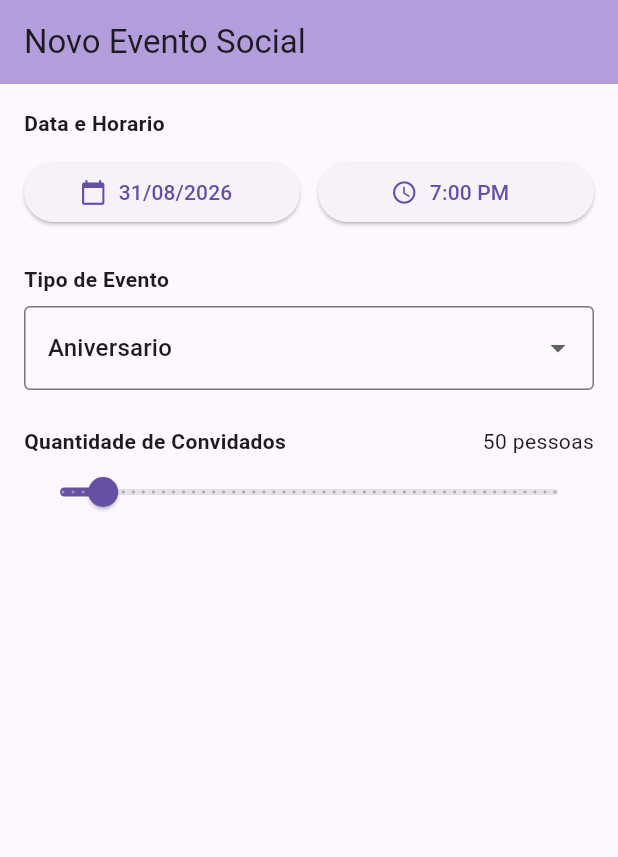
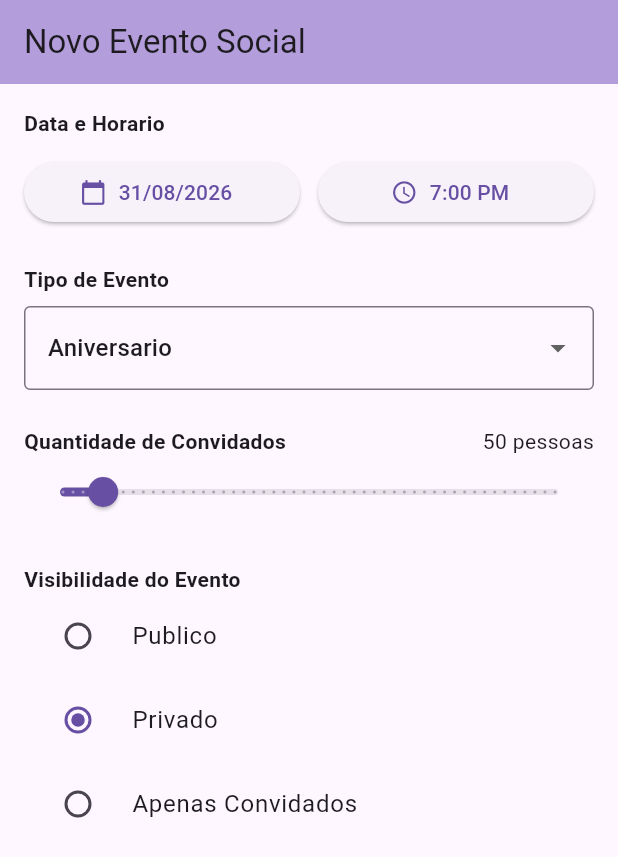
Before and after one commit to kelvynfelix/flutter-51, a Flutter app: the screen it shows after launch, on a phone screen of 412 x 824 dp. Shown: the top 857 px of the screen. Run offline on Flutter 3.47's test engine with Material 3 defaults, Android fonts, the phone set to English and light mode, and no system bars.

Commit message:
Implementado Radio em Visibilidade do Evento

```diff
--- a/lib/main.dart
+++ b/lib/main.dart
@@ -16,16 +16,20 @@ class AgendamentoEventoTela extends StatefulWidget {
   State<AgendamentoEventoTela> createState() => _AgendamentoEventoTelaState();
 }
 
+enum Visibilidade { publico, privado, apenasConvidados }
+
 class _AgendamentoEventoTelaState extends State<AgendamentoEventoTela> {
   static final DateTime _dataPadrao = DateTime.now();
   static const TimeOfDay _horarioPadrao = TimeOfDay(hour: 19, minute: 0);
   static const String _tipoEventoPadrao = 'Aniversario';
   static const double _quantidadeConvidadosPadrao = 50;
+  static const Visibilidade _visibilidadePadrao = Visibilidade.privado;
 
   late DateTime _dataSelecionada;
   late TimeOfDay _horarioSelecionado;
   late String _tipoEventoSelecionado;
   late double _quantidadeConvidados;
+  late Visibilidade _visibilidadeSelecionada;
 
   @override
   void initState() {
@@ -38,6 +42,7 @@ class _AgendamentoEventoTelaState extends State<AgendamentoEventoTela> {
     _horarioSelecionado = _horarioPadrao;
     _tipoEventoSelecionado = _tipoEventoPadrao;
     _quantidadeConvidados = _quantidadeConvidadosPadrao;
+    _visibilidadeSelecionada = _visibilidadePadrao;
   }
 
   void _salvarFormulario() {
@@ -46,6 +51,7 @@ class _AgendamentoEventoTelaState extends State<AgendamentoEventoTela> {
     debugPrint('Horario: ${_horarioSelecionado.format(context)}');
     debugPrint('Tipo de evento: $_tipoEventoSelecionado');
     debugPrint('Quantidade de convidados: ${_quantidadeConvidados.round()}');
+    debugPrint('Visibilidade: ${_visibilidadeSelecionada.name}');
   }
 
   Future<void> _selecionarData() async {
@@ -170,6 +176,37 @@ class _AgendamentoEventoTelaState extends State<AgendamentoEventoTela> {
                 });
               },
             ),
+            const SizedBox(height: 24),
+            const Text(
+              'Visibilidade do Evento',
+              style: TextStyle(fontWeight: FontWeight.bold),
+            ),
+            RadioGroup<Visibilidade>(
+              groupValue: _visibilidadeSelecionada,
+              onChanged: (Visibilidade? novaVisibilidade) {
+                if (novaVisibilidade != null) {
+                  setState(() {
+                    _visibilidadeSelecionada = novaVisibilidade;
+                  });
+                }
+              },
+              child: const Column(
+                children: [
+                  RadioListTile<Visibilidade>(
+                    title: Text('Publico'),
+                    value: Visibilidade.publico,
+                  ),
+                  RadioListTile<Visibilidade>(
+                    title: Text('Privado'),
+                    value: Visibilidade.privado,
+                  ),
+                  RadioListTile<Visibilidade>(
+                    title: Text('Apenas Convidados'),
+                    value: Visibilidade.apenasConvidados,
+                  ),
+                ],
+              ),
+            ),
           ],
         ),
       ),
```
